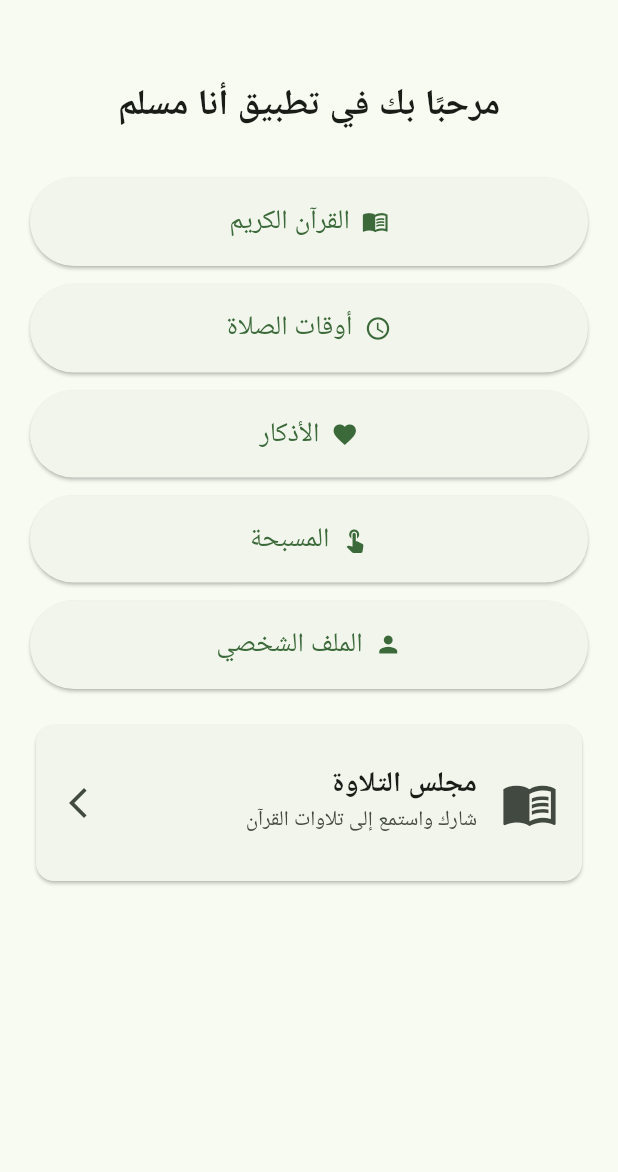
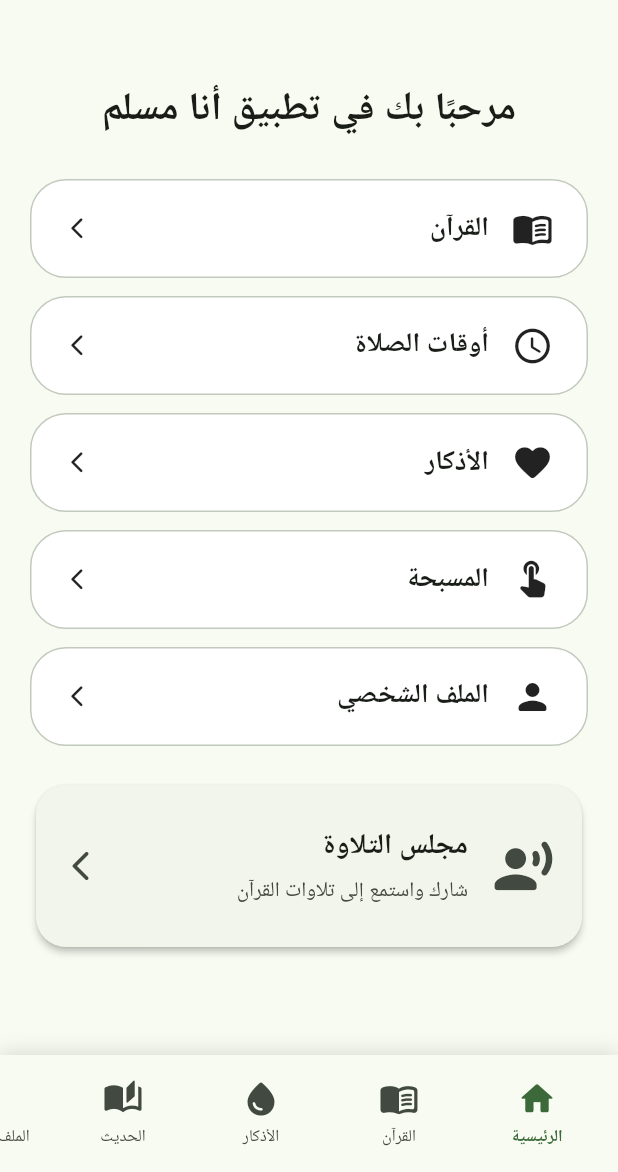
Before and after one commit to ahlem9587-cmd/ana-muslim, a Flutter app: the screen it shows after launch, after a tap on "العربية", on a phone screen of 412 x 824 dp, the part 64-1236 px from its top. Run offline on Flutter 3.47's test engine with Material 3 defaults, Android fonts, the phone set to English and light mode, and no system bars; our stand-ins replace camera; missing offline and left inert: record.

Commit message:
Refactor HomePage to StatefulWidget and update texts

```diff
--- a/lib/home_page.dart
+++ b/lib/home_page.dart
@@ -1,8 +1,9 @@
 import 'package:flutter/material.dart';
+import 'quran_page.dart';
 import 'recitations_page.dart';
-import 'quran_page.dart';
+import 'profile_page.dart';
 
-class HomePage extends StatelessWidget {
+class HomePage extends StatefulWidget {
   final String language;
 
   const HomePage({
@@ -10,71 +11,88 @@
     required this.language,
   });
 
+  @override
+  State<HomePage> createState() => _HomePageState();
+}
+
+class _HomePageState extends State<HomePage> {
+  int selectedIndex = 0;
+
   Map<String, String> get texts {
-    switch (language) {
+    switch (widget.language) {
       case 'en':
         return {
           'title': "I'm Muslim",
-          'welcome': "Welcome to I'm Muslim",
-          'quran': 'Holy Quran',
-          'prayer': 'Prayer Times',
-          'dhikr': 'Dhikr',
-          'tasbeeh': 'Tasbeeh',
+          'home': 'Home',
+          'quran': "Qur'an",
+          'dhikr': 'Adhkar',
+          'hadith': 'Hadith',
           'profile': 'Profile',
           'recitations': 'Recitation Majlis',
           'recitationsSub': 'Share and listen to Quran recitations',
+          'prayer': 'Prayer Times',
+          'tasbeeh': 'Tasbeeh',
+          'welcome': "Welcome to I'm Muslim",
         };
 
       case 'fr':
         return {
           'title': 'Je suis Musulman',
-          'welcome': 'Bienvenue dans Je suis Musulman',
+          'home': 'Accueil',
           'quran': 'Coran',
-          'prayer': 'Heures de prière',
-          'dhikr': 'Dhikr',
-          'tasbeeh': 'Tasbih',
+          'dhikr': 'Adhkar',
+          'hadith': 'Hadith',
           'profile': 'Profil',
           'recitations': 'Majlis de récitation',
-          'recitationsSub': 'Partagez et écoutez des récitations',
+          'recitationsSub': 'Partagez et écoutez les récitations',
+          'prayer': 'Heures de prière',
+          'tasbeeh': 'Tasbih',
+          'welcome': 'Bienvenue',
         };
 
       case 'tr':
         return {
           'title': 'Ben Müslümanım',
-          'welcome': 'Ben Müslümanım uygulamasına hoş geldiniz',
-          'quran': 'Kur’an-ı Kerim',
-          'prayer': 'Namaz Vakitleri',
+          'home': 'Ana Sayfa',
+          'quran': 'Kur’an',
           'dhikr': 'Zikir',
-          'tasbeeh': 'Tesbih',
+          'hadith': 'Hadis',
           'profile': 'Profil',
           'recitations': 'Tilavet Meclisi',
           'recitationsSub': 'Tilavetleri paylaş ve dinle',
+          'prayer': 'Namaz Vakitleri',
+          'tasbeeh': 'Tesbih',
+          'welcome': 'Hoş geldiniz',
         };
 
       case 'ur':
         return {
           'title': 'میں مسلمان ہوں',
-          'welcome': 'میں مسلمان ہوں ایپ میں خوش آمدید',
-          'quran': 'قرآن مجید',
-          'prayer': 'نماز کے اوقات',
+          'home': 'ہوم',
+          'quran': 'قرآن',
           'dhikr': 'اذکار',
-          'tasbeeh': 'تسبیح',
+          'hadith': 'حدیث',
           'profile': 'پروفائل',
           'recitations': 'تلاوت کی مجلس',
           'recitationsSub': 'تلاوتیں شیئر کریں اور سنیں',
+          'prayer': 'نماز کے اوقات',
+          'tasbeeh': 'تسبیح',
+          'welcome': 'خوش آمدید',
         };
 
       default:
         return {
           'title': 'أنا مسلم',
-          'welcome': 'مرحبًا بك في تطبيق أنا مسلم',
-          'quran': 'القرآن الكريم',
-          'prayer': 'أوقات الصلاة',
+          'home': 'الرئيسية',
+          'quran': 'القرآن',
           'dhikr': 'الأذكار',
-          'tasbeeh': 'المسبحة',
+          'hadith': 'الحديث',
           'profile': 'الملف الشخصي',
           'recitations': 'مجلس التلاوة',
           'recitationsSub': 'شارك واستمع إلى تلاوات القرآن',
+          'prayer': 'أوقات الصلاة',
+          'tasbeeh': 'المسبحة',
+          'welcome': 'مرحبًا بك في تطبيق أنا مسلم',
         };
     }
   }
@@ -82,7 +100,8 @@
   @override
   Widget build(BuildContext context) {
     final t = texts;
-    final isArabic = language == 'ar' || language == 'ur';
+    final isArabic =
+        widget.language == 'ar' || widget.language == 'ur';
 
     return Directionality(
       textDirection:
@@ -92,7 +111,109 @@
           title: Text(t['title']!),
           centerTitle: true,
         ),
-        body: Padding(
+
+        body: _buildBody(),
+
+        // الشريط السفلي
+        bottomNavigationBar: SafeArea(
+          child: Container(
+            height: 78,
+            decoration: BoxDecoration(
+              color: Theme.of(context)
+                  .colorScheme
+                  .surface,
+              boxShadow: const [
+                BoxShadow(
+                  blurRadius: 10,
+                  offset: Offset(0, -2),
+                  color: Colors.black12,
+                ),
+              ],
+            ),
+            child: SingleChildScrollView(
+              scrollDirection: Axis.horizontal,
+              padding: const EdgeInsets.symmetric(
+                horizontal: 8,
+              ),
+              child: Row(
+                children: [
+                  _bottomItem(
+                    Icons.home_rounded,
+                    t['home']!,
+                    0,
+                  ),
+                  _bottomItem(
+                    Icons.menu_book_rounded,
+                    t['quran']!,
+                    1,
+                  ),
+                  _bottomItem(
+                    Icons.water_drop_rounded,
+                    t['dhikr']!,
+                    2,
+                  ),
+                  _bottomItem(
+                    Icons.auto_stories_rounded,
+                    t['hadith']!,
+                    3,
+                  ),
+                  _bottomItem(
+                    Icons.person_rounded,
+                    t['profile']!,
+                    4,
+                  ),
+                  _bottomItem(
+                    Icons.record_voice_over_rounded,
+                    t['recitations']!,
+                    5,
+                  ),
+                ],
+              ),
+            ),
+          ),
+        ),
+      ),
+    );
+  }
+
+  Widget _buildBody() {
+    switch (selectedIndex) {
+      case 1:
+        return QuranPage(
+          language: widget.language,
+        );
+
+      case 4:
+        return ProfilePage(
+          language: widget.language,
+        );
+
+      case 5:
+        return RecitationsPage(
+          language: widget.language,
+        );
+
+      case 2:
+        return _simplePage(
+          Icons.favorite_rounded,
+          texts['dhikr']!,
+        );
+
+      case 3:
+        return _simplePage(
+          Icons.auto_stories_rounded,
+          texts['hadith']!,
+        );
+
+      default:
+        return _homeContent();
+    }
+  }
+
+  Widget _homeContent() {
+    final t = texts;
+
+    return SingleChildScrollView(
       padding: const EdgeInsets.all(20),
       child: Column(
         children: [
@@ -100,69 +221,75 @@
 
           Text(
             t['welcome']!,
+            textAlign: TextAlign.center,
             style: const TextStyle(
-                  fontSize: 24,
+              fontSize: 26,
               fontWeight: FontWeight.bold,
             ),
-                textAlign: TextAlign.center,
           ),
 
-              const SizedBox(height: 30),
+          const SizedBox(height: 28),
 
-              // القرآن الكريم
-              _menuButton(
-                context,
-                Icons.menu_book,
+          // القرآن
+          _menuCard(
+            Icons.menu_book_rounded,
             t['quran']!,
-                onTap: () {
-                  Navigator.push(
-                    context,
-                    MaterialPageRoute(
-                      builder: (context) => QuranPage(
-                        language: language,
-                      ),
-                    ),
-                  );
+            () {
+              setState(() {
+                selectedIndex = 1;
+              });
             },
           ),
 
           // أوقات الصلاة
-              _menuButton(
-                context,
-                Icons.access_time,
+          _menuCard(
+            Icons.access_time_rounded,
             t['prayer']!,
+            () {},
           ),
 
           // الأذكار
-              _menuButton(
-                context,
-                Icons.favorite,
+          _menuCard(
+            Icons.favorite_rounded,
             t['dhikr']!,
+            () {
+              setState(() {
+                selectedIndex = 2;
+              });
+            },
           ),
 
           // المسبحة
-              _menuButton(
-                context,
-                Icons.touch_app,
+          _menuCard(
+            Icons.touch_app_rounded,
             t['tasbeeh']!,
+            () {},
           ),
 
           // الملف الشخصي
-              _menuButton(
-                context,
-                Icons.person,
+          _menuCard(
+            Icons.person_rounded,
             t['profile']!,
+            () {
+              setState(() {
+                selectedIndex = 4;
+              });
+            },
           ),
 
-              const SizedBox(height: 8),
+          const SizedBox(height: 10),
 
           // مجلس التلاوة
           Card(
+            elevation: 2,
+            shape: RoundedRectangleBorder(
+              borderRadius: BorderRadius.circular(20),
+            ),
             child: ListTile(
-                  contentPadding: const EdgeInsets.all(16),
+              contentPadding: const EdgeInsets.all(18),
               leading: const Icon(
-                    Icons.menu_book,
-                    size: 38,
+                Icons.record_voice_over_rounded,
+                size: 42,
               ),
               title: Text(
                 t['recitations']!,
@@ -171,51 +298,177 @@
                   fontWeight: FontWeight.bold,
                 ),
               ),
-                  subtitle: Text(
+              subtitle: Padding(
+                padding: const EdgeInsets.only(top: 6),
+                child: Text(
                   t['recitationsSub']!,
                 ),
+              ),
               trailing: const Icon(
-                    Icons.arrow_forward_ios,
+                Icons.arrow_forward_ios_rounded,
               ),
               onTap: () {
-                    Navigator.push(
-                      context,
-                      MaterialPageRoute(
-                        builder: (context) => RecitationsPage(
-                          language: language,
-                        ),
-                      ),
-                    );
+                setState(() {
+                  selectedIndex = 5;
+                });
               },
             ),
           ),
+
+          const SizedBox(height: 20),
         ],
+      ),
+    );
+  }
+
+  Widget _menuCard(
+    IconData icon,
+    String title,
+    VoidCallback onTap,
+  ) {
+    return Container(
+      width: double.infinity,
+      margin: const EdgeInsets.only(bottom: 12),
+      child: Material(
+        color: Theme.of(context)
+            .colorScheme
+            .surfaceContainerLowest,
+        borderRadius: BorderRadius.circular(24),
+        child: InkWell(
+          borderRadius: BorderRadius.circular(24),
+          onTap: onTap,
+          child: Container(
+            padding: const EdgeInsets.symmetric(
+              horizontal: 22,
+              vertical: 18,
+            ),
+            decoration: BoxDecoration(
+              borderRadius: BorderRadius.circular(24),
+              border: Border.all(
+                color: Theme.of(context)
+                    .colorScheme
+                    .outlineVariant,
+              ),
+            ),
+            child: Row(
+              children: [
+                Icon(
+                  icon,
+                  size: 28,
+                ),
+                const SizedBox(width: 15),
+                Expanded(
+                  child: Text(
+                    title,
+                    style: const TextStyle(
+                      fontSize: 18,
+                      fontWeight: FontWeight.w600,
+                    ),
+                  ),
+                ),
+                const Icon(
+                  Icons.arrow_forward_ios_rounded,
+                  size: 17,
+                ),
+              ],
+            ),
           ),
         ),
       ),
     );
   }
 
-  Widget _menuButton(
-    BuildContext context,
+  Widget _bottomItem(
     IconData icon,
-    String text, {
-    VoidCallback? onTap,
-  }) {
-    return Container(
-      width: double.infinity,
-      margin: const EdgeInsets.only(bottom: 12),
-      child: ElevatedButton.icon(
-        onPressed: onTap ?? () {},
-        icon: Icon(icon),
-        label: Text(
-          text,
-          style: const TextStyle(fontSize: 18),
+    String label,
+    int index,
+  ) {
+    final isSelected = selectedIndex == index;
+
+    return GestureDetector(
+      onTap: () {
+        setState(() {
+          selectedIndex = index;
+        });
+      },
+      child: Container(
+        width: 92,
+        padding: const EdgeInsets.symmetric(
+          horizontal: 5,
+          vertical: 7,
         ),
-        style: ElevatedButton.styleFrom(
-          padding: const EdgeInsets.symmetric(vertical: 16),
+        child: Column(
+          mainAxisAlignment: MainAxisAlignment.center,
+          children: [
+            Icon(
+              icon,
+              size: 27,
+              color: isSelected
+                  ? Theme.of(context)
+                      .colorScheme
+                      .primary
+                  : Theme.of(context)
+                      .colorScheme
+                      .onSurfaceVariant,
+            ),
+            const SizedBox(height: 4),
+            Text(
+              label,
+              maxLines: 1,
+              overflow: TextOverflow.ellipsis,
+              textAlign: TextAlign.center,
+              style: TextStyle(
+                fontSize: 11,
+                fontWeight: isSelected
+                    ? FontWeight.bold
+                    : FontWeight.normal,
+                color: isSelected
+                    ? Theme.of(context)
+                        .colorScheme
+                        .primary
+                    : Theme.of(context)
+                        .colorScheme
+                        .onSurfaceVariant,
+              ),
+            ),
+          ],
         ),
       ),
     );
   }
+
+  Widget _simplePage(
+    IconData icon,
+    String title,
+  ) {
+    return Center(
+      child: Column(
+        mainAxisAlignment: MainAxisAlignment.center,
+        children: [
+          Icon(
+            icon,
+            size: 80,
+            color: Theme.of(context)
+                .colorScheme
+                .primary,
+          ),
+          const SizedBox(height: 20),
+          Text(
+            title,
+            style: const TextStyle(
+              fontSize: 26,
+              fontWeight: FontWeight.bold,
+            ),
+          ),
+          const SizedBox(height: 10),
+          const Text(
+            'قريبًا بإذن الله',
+            style: TextStyle(
+              fontSize: 17,
+            ),
+          ),
+        ],
+      ),
+    );
   }
+}
```
Lines whose indentation alone changed are shown as unchanged.
